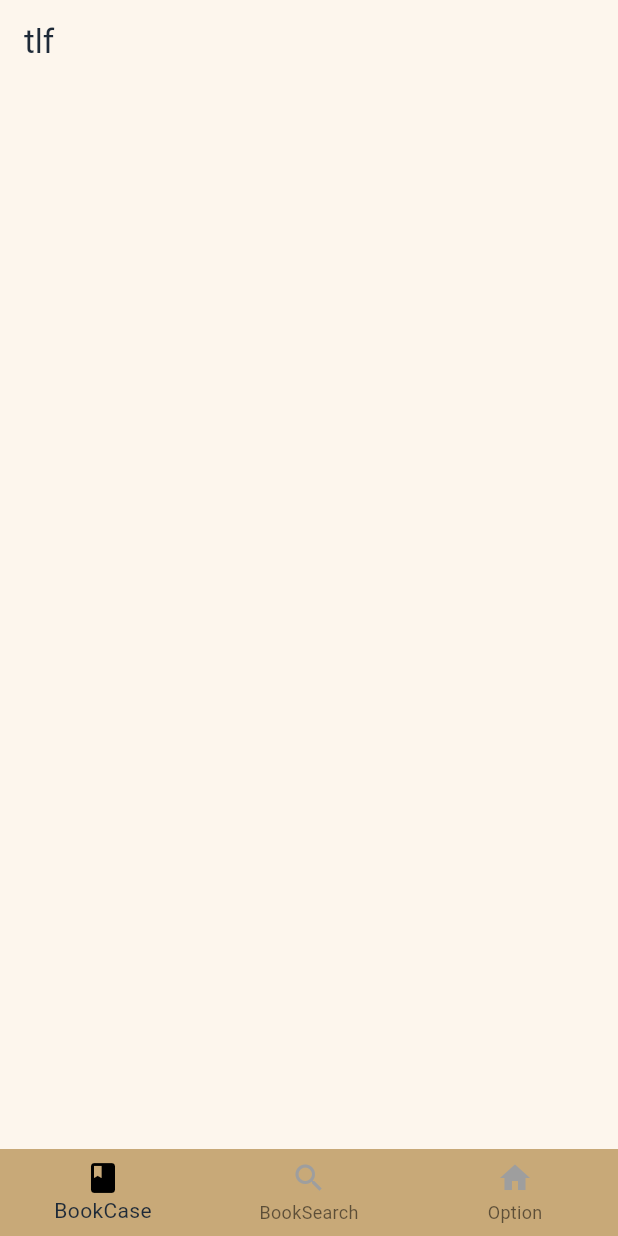
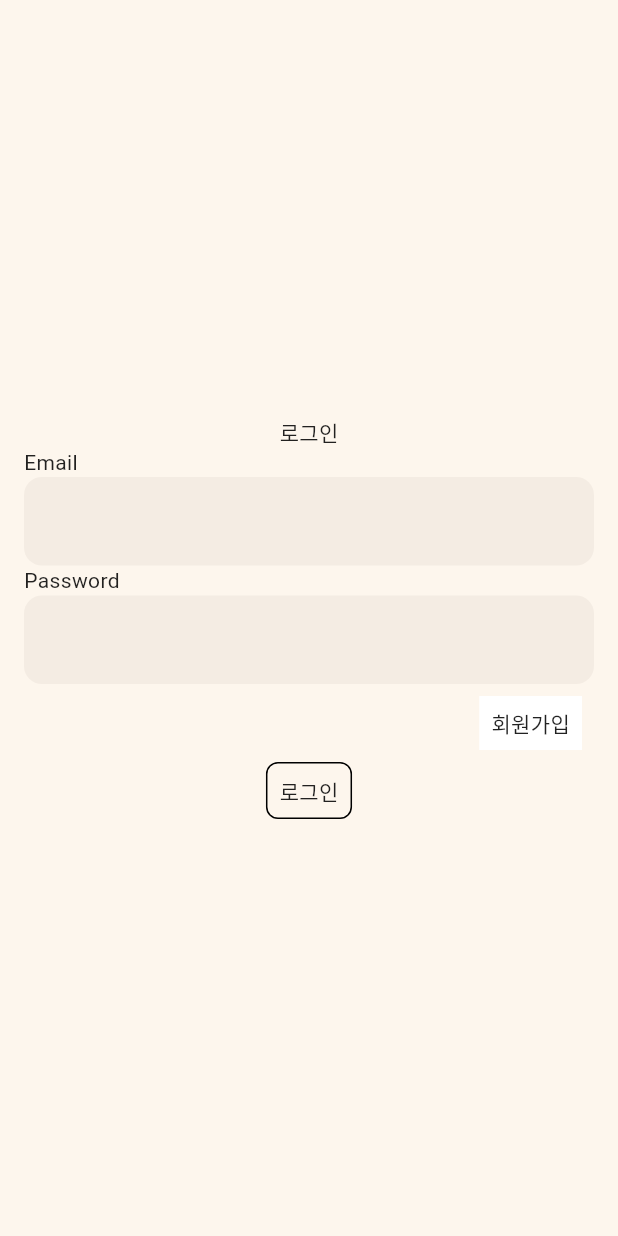
Before and after one commit to Dev-Combu/read_me_app2, a Flutter app: the screen it shows after launch, on a phone screen of 412 x 824 dp. Run offline on Flutter 3.47's test engine with Material 3 defaults, Android fonts, the phone set to English and light mode, and no system bars; our stand-ins replace cloud_firestore, dio, firebase_auth, firebase_core, flutter_dotenv, flutter_riverpod and 3 more; accounts and stored records are empty.

Commit message:
진행중

```diff
--- a/lib/main.dart
+++ b/lib/main.dart
@@ -3,7 +3,6 @@ import 'package:flutter/material.dart';
 import 'package:flutter_dotenv/flutter_dotenv.dart';
 import 'package:flutter_riverpod/flutter_riverpod.dart';
 import 'package:read_me_app2/firebase_options.dart';
-
 import 'package:read_me_app2/presentation/app/router.dart';
 import 'package:read_me_app2/presentation/theme/theme.dart';
 
--- a/lib/presentation/app/router.dart
+++ b/lib/presentation/app/router.dart
@@ -1,5 +1,6 @@
 import 'package:flutter/material.dart';
 import 'package:go_router/go_router.dart';
+import 'package:read_me_app2/presentation/ui/auth/login_in_page.dart';
 import 'package:read_me_app2/presentation/ui/bookcase/bookcase_page.dart';
 import 'package:read_me_app2/presentation/ui/bookcase_write/bookcase_write_page.dart';
 import 'package:read_me_app2/presentation/ui/booksearch/booksearch_page.dart';
@@ -9,9 +10,10 @@ import 'package:read_me_app2/presentation/widgets/bottom_tab_bar/bottom_tab_bar.
 final GlobalKey<NavigatorState> _rootNavigatorKey = GlobalKey<NavigatorState>();
 
 final router = GoRouter(
-  initialLocation: '/bookcase',
+  initialLocation: '/login',
   navigatorKey: _rootNavigatorKey,
   routes: [
+    GoRoute(path: '/login', builder: (context, state) => LoginInPage()),
     ShellRoute(
       navigatorKey: GlobalKey<NavigatorState>(),
       builder: (context, state, child) {
--- /dev/null
+++ b/lib/presentation/ui/auth/login_in_page.dart
@@ -0,0 +1,119 @@
+import 'package:firebase_auth/firebase_auth.dart';
+import 'package:flutter/material.dart';
+
+class LoginInPage extends StatefulWidget{
+  const LoginInPage({super.key});
+
+  @override
+  State<LoginInPage> createState() => _LoginInPageState();
+}
+
+class _LoginInPageState extends State<LoginInPage> {
+  bool isLogin = true;
+  TextEditingController emailController = TextEditingController();
+  TextEditingController pwdController = TextEditingController();
+
+  @override
+  Widget build(BuildContext context) {
+    return Scaffold(
+      body: SafeArea(
+        child: Center(
+          child: Padding(
+            padding: const EdgeInsets.all(16.0),
+            child: Column(
+              mainAxisAlignment: MainAxisAlignment.center,
+              children: [
+                Text(isLogin ? "로그인" : "회원가입"),
+                SizedBox(
+                  child: Column(
+                    crossAxisAlignment: CrossAxisAlignment.start,
+                    children: [
+                      Text("Email"),
+                      TextField(
+                        controller: emailController,
+                        keyboardType: TextInputType.emailAddress,
+                      ),
+                      Text("Password"),
+                      TextField(controller: pwdController),
+                    ],
+                  ),
+                ),
+                Align(
+                  alignment: AlignmentGeometry.centerRight,
+                  child: Padding(
+                    padding: const EdgeInsets.all(8.0),
+                    child: GestureDetector(
+                      onTap: () {
+                        setState(() {
+                          isLogin = isLogin ? false : true;
+                        });
+                      },
+                      child: Container(
+                        color: Colors.white,
+                        child: Padding(
+                          padding: const EdgeInsets.all(8.0),
+                          child: Text(isLogin ? "회원가입" : "로그인"),
+                        ),
+                      ),
+                    ),
+                  ),
+                ),
+                GestureDetector(
+                  onTap: () {
+                    if (isLogin) {
+                      //로그인 로직
+                      FirebaseAuth.instance
+                          .signInWithEmailAndPassword(
+                            email: emailController.text,
+                            password: pwdController.text,
+                          )
+                          .catchError((e) {
+                            //로그인 실패시
+                            print(e);
+                          })
+                          .then((value) {
+                            //로그인 성공했을시
+                            emailController.clear();
+                            pwdController.clear();
+                            print('로그인 성공');
+                          });
+                    } else {
+                      //회원가입 로직
+                      FirebaseAuth.instance
+                          .createUserWithEmailAndPassword(
+                            email: emailController.text,
+                            password: pwdController.text,
+                          )
+                          .catchError((e) {
+                            //회원가입 실패시
+                            print(e);
+                          })
+                          .then((value) {
+                            //회원가입 성공시
+                            emailController.clear();
+                            pwdController.clear();
+                            print('회원가입 성공');
+                          });
+                    }
+                  },
+                  child: Container(
+                    decoration: BoxDecoration(
+                      border: Border.all(),
+                      borderRadius: BorderRadius.circular(8)
+                    ),
+                    child: Padding(
+                      padding: const EdgeInsets.all(8.0),
+                      child: Text(
+                        !isLogin ? "회원가입" : "로그인"
+                      ),
+                    ),
+                  ),
+                )
+              ],
+            ),
+          ),
+        ),
+      ),
+    );
+  }
+}
--- a/pubspec.yaml
+++ b/pubspec.yaml
@@ -46,6 +46,7 @@ dependencies:
   flutter_dotenv: ^5.2.1
   cloud_firestore: ^6.0.0
   firebase_core_platform_interface: ^6.0.0
+  firebase_auth: ^6.0.1
 
 
 dev_dependencies:
```
Also changed, not shown: lib/data/dto/firebase/firebase_auth_dto.dart (added), pubspec.lock, 4 other files.
